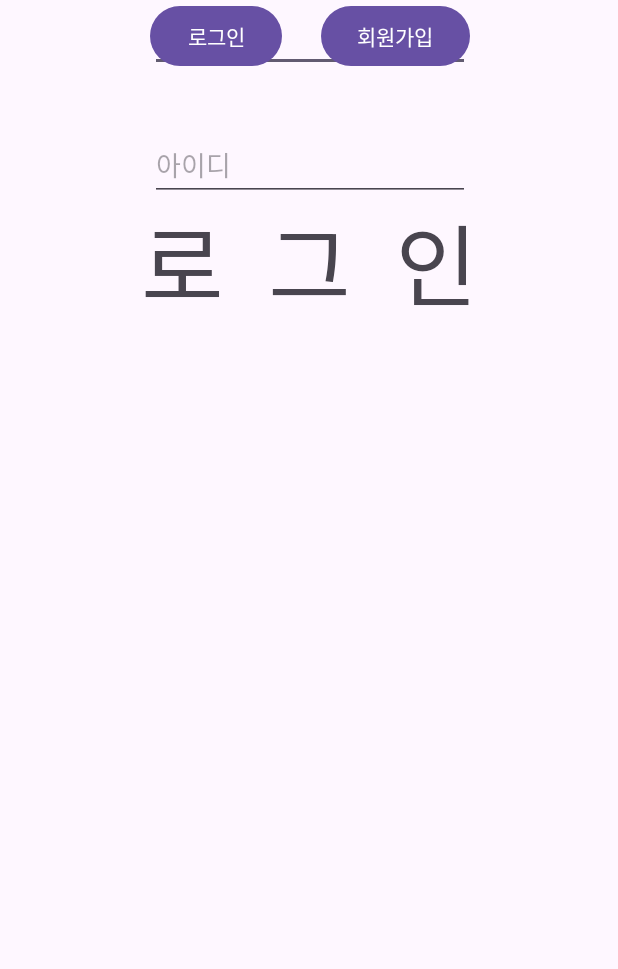
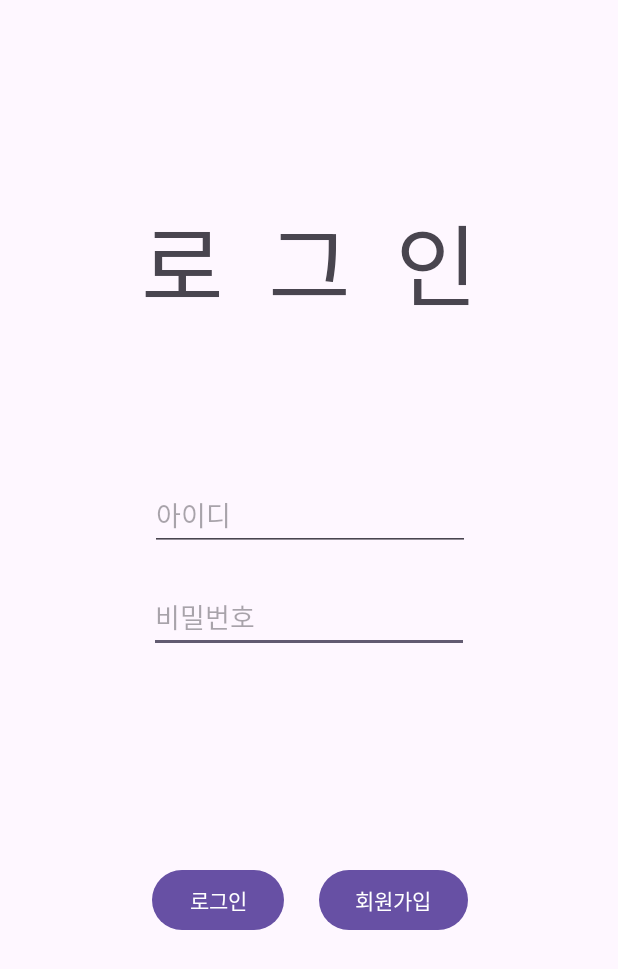
Before and after one commit to FirePotatoes/first_step_frontend, an Android app: the screen it shows after launch (login), on a phone screen of 412 x 824 dp. Shown: the top 969 px of the screen. Run offline under Robolectric (Android 15) with nearby library versions, the phone set to English and light mode, and no system bars.

Commit message:
fix(timer):activity name

```diff
--- a/app/src/main/AndroidManifest.xml
+++ b/app/src/main/AndroidManifest.xml
@@ -41,7 +41,7 @@
             android:name=".ranking"
             android:exported="false" />
         <activity
-            android:name=".timer"
+            android:name=".timerActivity"
             android:exported="false" />
         <activity
             android:name=".signup"
--- a/app/src/main/java/com/example/firststep/login.kt
+++ b/app/src/main/java/com/example/firststep/login.kt
@@ -9,16 +9,22 @@ class login : AppCompatActivity() {
     override fun onCreate(savedInstanceState: Bundle?) {
         super.onCreate(savedInstanceState)
         setContentView(R.layout.activity_login)
-
-        fun settingButton() {
-            val button = findViewById<Button>(R.id.btnGoSignupActivity)
+        loginToSignupButton()
+        loginToTimerButton()
+    }
+        fun loginToSignupButton() {
+            val button = findViewById<Button>(R.id.btn_GoSignupActivity)
             button.setOnClickListener {
-                //signup activity로 이동
                 val intent = Intent(this,signup::class.java)
                 startActivity(intent)
             }
         }
 
-
+    fun loginToTimerButton() {
+        val button = findViewById<Button>(R.id.btn_login)
+        button.setOnClickListener {
+            val intent = Intent(this,timerActivity::class.java)
+            startActivity(intent)
+        }
     }
 }
--- a/app/src/main/java/com/example/firststep/timer.kt
+++ b/app/src/main/java/com/example/firststep/timerActivity.kt
@@ -8,7 +8,7 @@ import android.widget.TextView
 import java.util.Timer
 import kotlin.concurrent.timer
 
-class timer(period: Int) : AppCompatActivity() , View.OnClickListener {
+class timerActivity(period: Int) : AppCompatActivity() , View.OnClickListener {
 
     private lateinit var btn_start : Button
     private lateinit var btn_refresh : Button
--- a/app/src/main/res/layout/activity_login.xml
+++ b/app/src/main/res/layout/activity_login.xml
@@ -11,43 +11,47 @@
         android:id="@+id/editTextTextPassword"
         android:layout_width="wrap_content"
         android:layout_height="wrap_content"
+        android:layout_marginTop="20dp"
         android:ems="10"
         android:hint="비밀번호"
         android:inputType="textPassword"
-        app:layout_constraintEnd_toEndOf="@+id/editTextText"
-        tools:layout_editor_absoluteY="378dp" />
+        app:layout_constraintEnd_toEndOf="parent"
+        app:layout_constraintStart_toStartOf="parent"
+        app:layout_constraintTop_toBottomOf="@+id/editTextText" />
 
     <EditText
         android:id="@+id/editTextText"
         android:layout_width="wrap_content"
         android:layout_height="wrap_content"
+        android:layout_marginTop="100dp"
         android:ems="10"
         android:hint="아이디"
         android:inputType="text"
-        app:layout_constraintBottom_toTopOf="@+id/editTextTextPassword"
         app:layout_constraintEnd_toEndOf="parent"
         app:layout_constraintHorizontal_bias="0.502"
         app:layout_constraintStart_toStartOf="parent"
         app:layout_constraintTop_toBottomOf="@+id/textView" />
 
     <Button
-        android:id="@+id/btnGoSignupActivity"
+        android:id="@+id/btn_GoSignupActivity"
         android:layout_width="wrap_content"
         android:layout_height="wrap_content"
+        android:layout_marginEnd="100dp"
+        android:layout_marginBottom="200dp"
         android:text="회원가입"
-        app:layout_constraintEnd_toEndOf="@+id/editTextTextPassword"
-        app:layout_constraintHorizontal_bias="1.0"
-        app:layout_constraintStart_toEndOf="@+id/btn_login"
-        tools:layout_editor_absoluteY="505dp" />
+        app:layout_constraintBottom_toBottomOf="parent"
+        app:layout_constraintEnd_toEndOf="parent" />
 
     <Button
         android:id="@+id/btn_login"
         android:layout_width="wrap_content"
         android:layout_height="wrap_content"
+        android:layout_marginBottom="200dp"
         android:text="로그인"
-        app:layout_constraintBottom_toBottomOf="@+id/btnGoSignupActivity"
-        app:layout_constraintStart_toStartOf="@+id/editTextTextPassword"
-        app:layout_constraintTop_toTopOf="@+id/btnGoSignupActivity" />
+        app:layout_constraintBottom_toBottomOf="parent"
+        app:layout_constraintEnd_toEndOf="parent"
+        app:layout_constraintHorizontal_bias="0.312"
+        app:layout_constraintStart_toStartOf="parent" />
 
     <TextView
         android:id="@+id/textView"
--- a/app/src/main/res/layout/activity_timer.xml
+++ b/app/src/main/res/layout/activity_timer.xml
@@ -4,7 +4,7 @@
     xmlns:tools="http://schemas.android.com/tools"
     android:layout_width="match_parent"
     android:layout_height="match_parent"
-    tools:context=".timer">
+    tools:context=".timerActivity">
 
     <TextView
         android:id="@+id/textView4"
```
